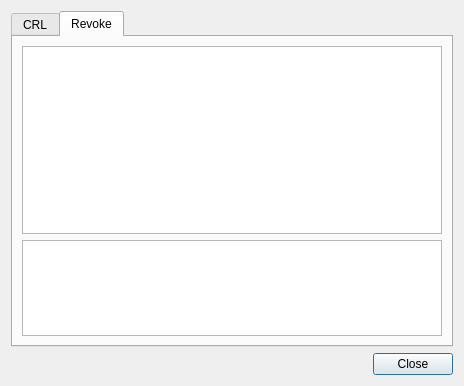
jykim74/BerEditor, file BerEditor/crl_info_dlg.ui: the form before one commit.
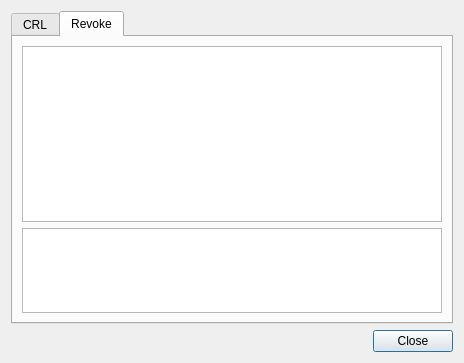
The form after the commit.

Patch:
```diff
--- a/BerEditor/crl_info_dlg.ui
+++ b/BerEditor/crl_info_dlg.ui
@@ -7,7 +7,7 @@
     <x>0</x>
     <y>0</y>
     <width>464</width>
-    <height>386</height>
+    <height>363</height>
    </rect>
   </property>
   <property name="windowTitle">
```
